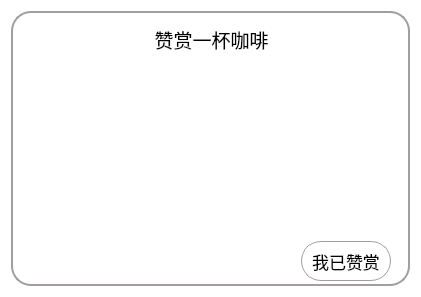
Old version of the form src/patronpage.ui in the repository yurui105/learnEnglishWithFilms.
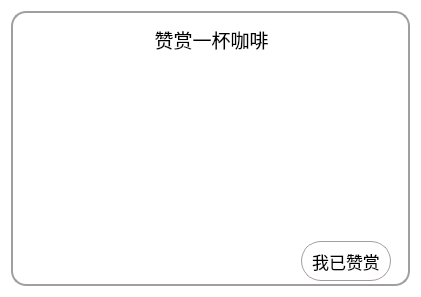
New version of the form.

```diff
--- a/src/patronpage.ui
+++ b/src/patronpage.ui
@@ -24,7 +24,7 @@
 border-style: solid;
 border-width: 2px;
 border-color: #a39e9e;
-border-radius: 20px;
+border-radius: 15px;
 }</string>
      </property>
      <property name="title">
```
